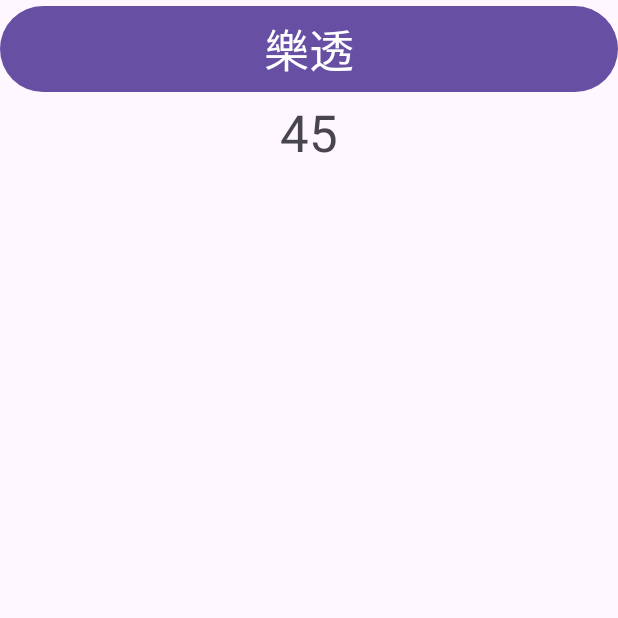
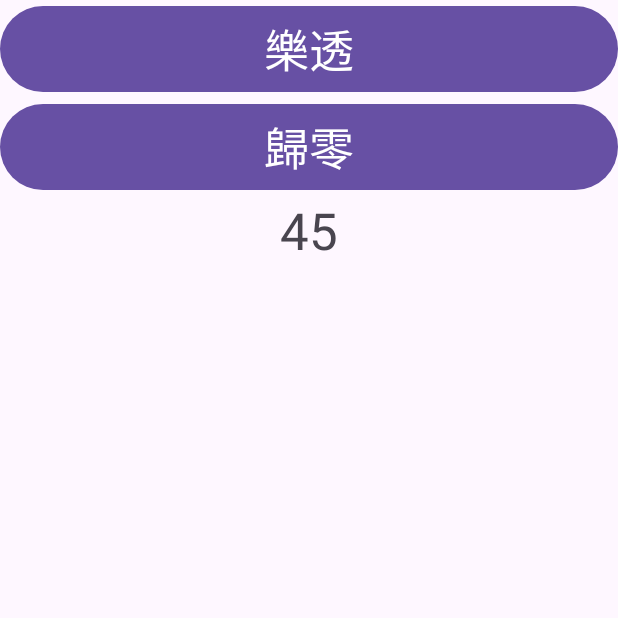
Before and after one commit to xu3u4vm0/Lotto, an Android app: the screen it shows after launch (MainActivity), after a tap on "樂透", on a phone screen of 412 x 824 dp, the top half of it. Run offline under Robolectric (Android 15) with nearby library versions, the phone set to English and light mode, and no system bars.

Commit message:
加入歸零

```diff
--- a/app/src/main/java/tw/edu/pu/csim/s1114688/lotto/MainActivity.kt
+++ b/app/src/main/java/tw/edu/pu/csim/s1114688/lotto/MainActivity.kt
@@ -15,6 +15,12 @@ class MainActivity : AppCompatActivity() {
     }
     fun happy(v: View){
         var txv: TextView = findViewById(R.id.txv)
-        txv.text = (1..100).random().toString()
+        if (v.id == R.id.btn){
+            txv.text = (1..100).random().toString()
+        }
+        else{
+            txv.text = "0"
+        }
     }
+
 }
--- a/app/src/main/res/layout/activity_main.xml
+++ b/app/src/main/res/layout/activity_main.xml
@@ -15,6 +15,13 @@
         android:text="樂透"
         android:textSize="30sp" />
 
+    <Button
+        android:id="@+id/btnZero"
+        android:layout_width="match_parent"
+        android:layout_height="wrap_content"
+        android:onClick="happy"
+        android:text="歸零"
+        android:textSize="30sp" />
 
     <TextView
         android:id="@+id/txv"
```
